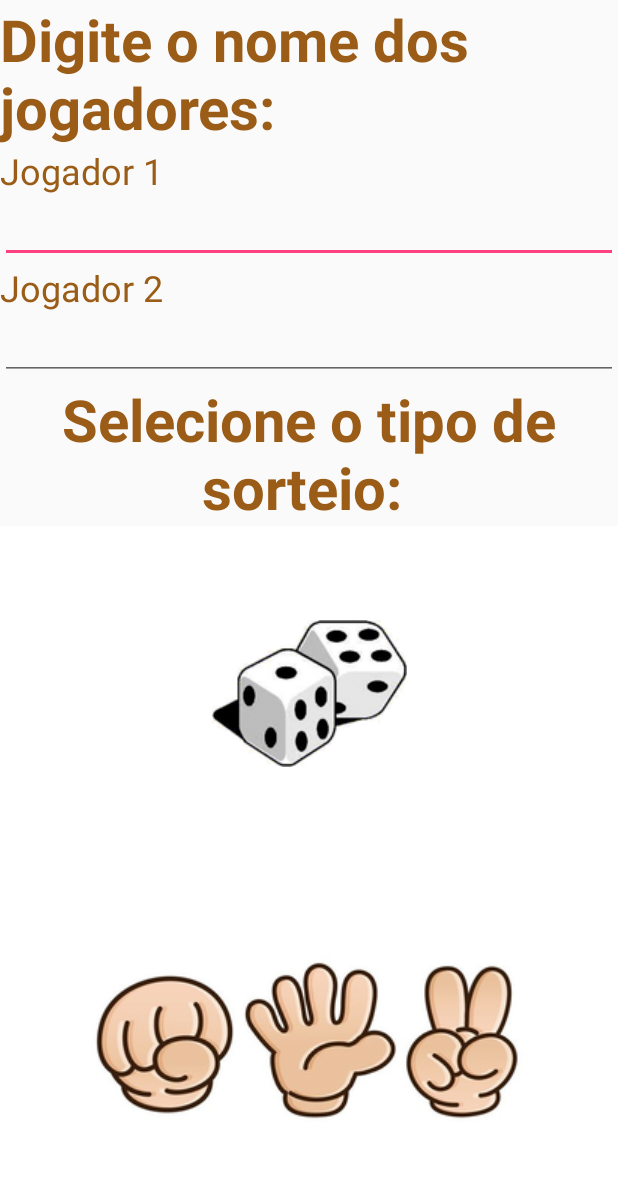
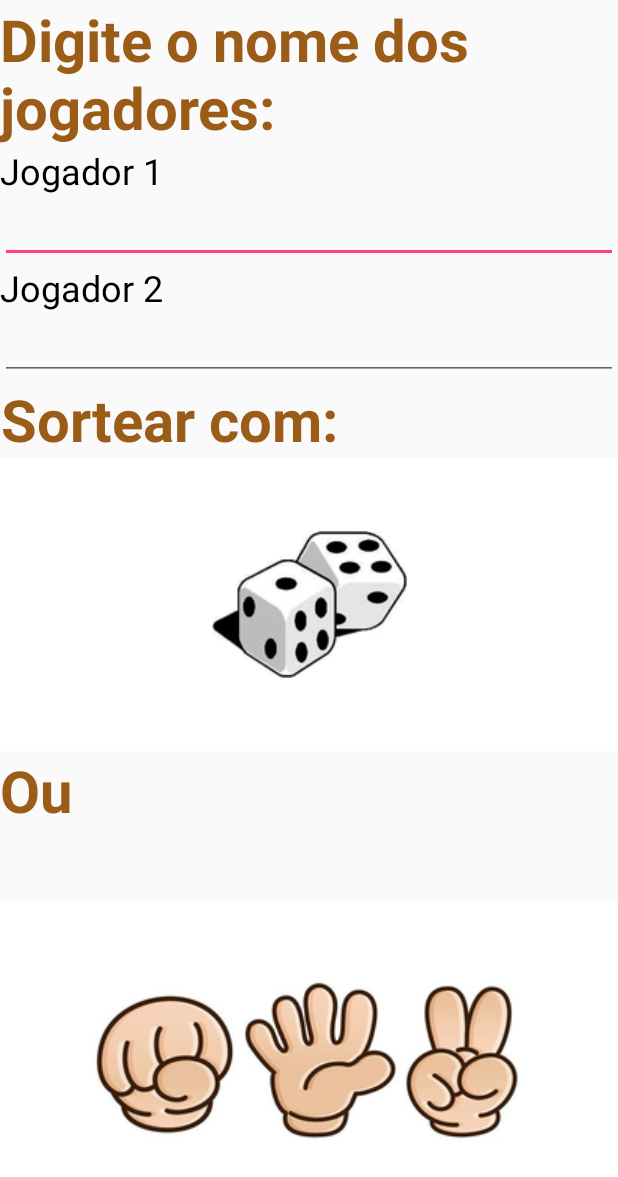
Before and after one commit to kviesi/sdm2, an Android app: the screen it shows after launch (SortActivity), on a phone screen of 412 x 824 dp. Shown: the top 1177 px of the screen. Run offline under Robolectric (Android 15) with nearby library versions, the phone set to English and light mode, and no system bars.

Commit message:
Ajustes passagem de parametro

```diff
--- a/app/src/main/java/br/edu/ifspsaocarlos/sdm/jogostabuleiro/activity/SortActivity.java
+++ b/app/src/main/java/br/edu/ifspsaocarlos/sdm/jogostabuleiro/activity/SortActivity.java
@@ -71,7 +71,6 @@ public class SortActivity extends Activity {
             return false;
         }
 
-        //TODO: validar passagem de parametro
         intent.putExtra(PLAYER_ONE_NAME, playerOneName);
         intent.putExtra(PLAYER_TWO_NAME, playerTwoName);
         return true;
@@ -86,7 +85,7 @@ public class SortActivity extends Activity {
 
     private void resetLabel(TextView textView, int labelID) {
         textView.setText(getResources().getString(labelID));
-        //TODO: checar cores para resetar
+        textView.setTextColor(Color.BLACK);
     }
 
     private boolean isBlank(String value) {
--- a/app/src/main/res/layout/activity_sort.xml
+++ b/app/src/main/res/layout/activity_sort.xml
@@ -1,6 +1,5 @@
 <?xml version="1.0" encoding="utf-8"?>
-<LinearLayout
-    xmlns:android="http://schemas.android.com/apk/res/android"
+<LinearLayout xmlns:android="http://schemas.android.com/apk/res/android"
     android:layout_width="fill_parent"
     android:layout_height="fill_parent"
     android:orientation="vertical">
@@ -14,74 +13,82 @@
         android:textStyle="bold" />
 
     <TextView
+        android:id="@+id/player1input"
         android:layout_width="wrap_content"
         android:layout_height="wrap_content"
-        android:textColor="#9a5c16"
         android:text="Jogador 1"
-        android:textSize="36px"
-        android:id="@+id/player1input" />
+        android:textColor="#000000"
+        android:textSize="36px" />
 
     <EditText
+        android:id="@+id/player1edit"
         android:layout_width="match_parent"
-        android:layout_height="wrap_content"
-        android:id="@+id/player1edit" />
+        android:layout_height="wrap_content" />
 
     <TextView
+        android:id="@+id/player2input"
         android:layout_width="wrap_content"
         android:layout_height="wrap_content"
-        android:textColor="#9a5c16"
-        android:textSize="36px"
         android:text="Jogador 2"
-        android:id="@+id/player2input" />
+        android:textColor="#000000"
+        android:textSize="36px" />
 
     <EditText
+        android:id="@+id/player2edit"
         android:layout_width="match_parent"
-        android:layout_height="wrap_content"
-        android:id="@+id/player2edit" />
+        android:layout_height="wrap_content" />
 
     <TextView
         android:layout_width="wrap_content"
         android:layout_height="wrap_content"
         android:gravity="center"
-        android:text="Selecione o tipo de sorteio: "
+        android:text="@string/sortWith"
         android:textColor="#9a5c16"
         android:textSize="58px"
         android:textStyle="bold" />
 
     <LinearLayout
         android:layout_width="match_parent"
+        android:layout_height="match_parent"
         android:orientation="vertical"
-            android:weightSum="0.5"
-            android:layout_height="match_parent">
+        android:weightSum="0.5">
 
         <ImageButton
             android:id="@+id/dice"
             android:layout_width="match_parent"
             android:layout_height="wrap_content"
+            android:layout_alignEnd="@+id/textView"
+            android:layout_alignTop="@+id/jokenpo"
+            android:layout_weight="0.20"
+            android:background="#ffffff"
             android:onClick="onChooseDice"
             android:src="@drawable/dices_button"
-                android:text="Dados"
-                android:layout_alignTop="@+id/jokenpo"
-                android:layout_alignEnd="@+id/textView"
-                android:background="#ffffff"
-            android:layout_weight="0.25">
-            </ImageButton>
+            android:text="Dados"></ImageButton>
+
+        <TextView
+            android:layout_width="wrap_content"
+            android:layout_height="wrap_content"
+            android:layout_weight="0.10"
+            android:text="@string/or"
+            android:textAppearance="?android:attr/textAppearanceLarge"
+            android:textColor="#9a5c16"
+            android:textSize="58px"
+            android:textStyle="bold" />
 
         <ImageButton
             android:id="@+id/jokenpo"
-                android:src="@drawable/jokenpo_button"
-                android:layout_weight="0.25"
             android:layout_width="match_parent"
             android:layout_height="wrap_content"
+            android:layout_alignStart="@+id/textView"
+            android:layout_centerVertical="true"
+            android:layout_weight="0.20"
+            android:adjustViewBounds="false"
+            android:background="#ffffff"
+            android:clickable="false"
+            android:focusableInTouchMode="true"
             android:onClick="onChooseJokenpo"
-                android:background="#ffffff"
-                android:text="Jokenpo"
-                android:layout_centerVertical="true"
-                android:layout_alignStart="@+id/textView"
-                android:focusableInTouchMode="true"
-                android:clickable="false"
-                android:adjustViewBounds="false">
-            </ImageButton>
+            android:src="@drawable/jokenpo_button"
+            android:text="Jokenpo"></ImageButton>
 
     </LinearLayout>
 
--- a/app/src/main/res/values/strings.xml
+++ b/app/src/main/res/values/strings.xml
@@ -9,4 +9,8 @@
     <string name="playAgain">Jogar novamente =)</string>
     <string name="play">Jogar!</string>
     <string name="nameRequired">Informe o nome!</string>
+    <string name="winner">venceu!</string>
+    <string name="looser">perdeu!</string>
+    <string name="sortWith">Sortear com: </string>
+    <string name="or">Ou</string>
 </resources>
```
Also changed, not shown: app/src/main/java/br/edu/ifspsaocarlos/sdm/jogostabuleiro/activity/BaseSortActivity.java (+18 -10 lines). Lines whose indentation alone changed are shown as unchanged.
